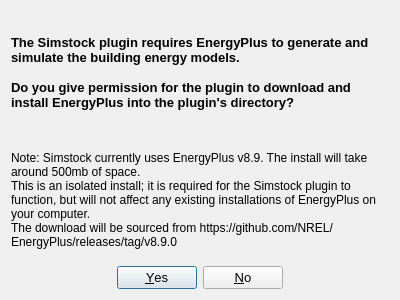
The window that permission.ui (UCL/simstock_qgis) describes before a commit, drawn with Qt 5.
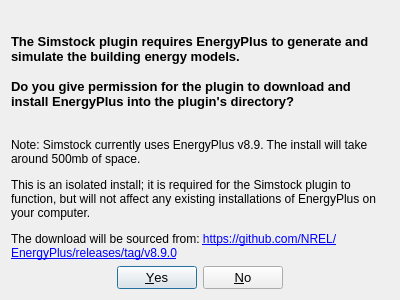
The same window after the commit.

Commit message: Added clickable link to EP repo #24

```diff
--- a/permission.ui
+++ b/permission.ui
@@ -66,9 +66,7 @@
       </size>
      </property>
      <property name="text">
-      <string>Note: Simstock currently uses EnergyPlus v8.9. The install will take around 500mb of space.
-This is an isolated install; it is required for the Simstock plugin to function, but will not affect any existing installations of EnergyPlus on your computer.
-The download will be sourced from https://github.com/NREL/EnergyPlus/releases/tag/v8.9.0</string>
+      <string>&lt;html&gt;&lt;head/&gt;&lt;body&gt;&lt;p&gt;Note: Simstock currently uses EnergyPlus v8.9. The install will take around 500mb of space.&lt;/p&gt;&lt;p&gt;This is an isolated install; it is required for the Simstock plugin to function, but will not affect any existing installations of EnergyPlus on your computer.&lt;/p&gt;&lt;p&gt;The download will be sourced from: &lt;a href=&quot;https://github.com/NREL/EnergyPlus/releases/tag/v8.9.0&quot;&gt;&lt;span style=&quot; text-decoration: underline; color:#0000ff;&quot;&gt;https://github.com/NREL/EnergyPlus/releases/tag/v8.9.0&lt;/span&gt;&lt;/a&gt;&lt;/p&gt;&lt;/body&gt;&lt;/html&gt;</string>
      </property>
      <property name="wordWrap">
       <bool>true</bool>
```
Left out of the diff: 3 changed lines with no effect on the pictures.
